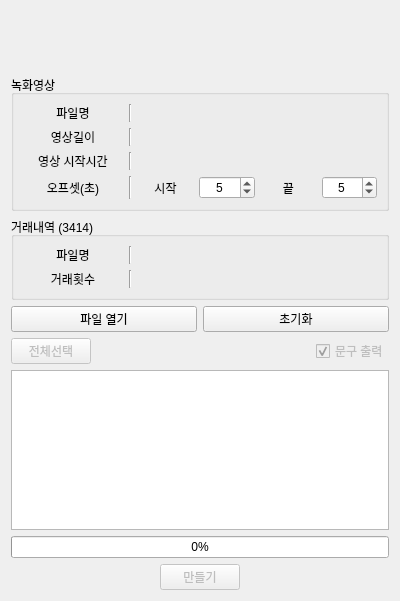
Old version of the form ui/mainWidget.ui in the repository beom-yun/trading-video.
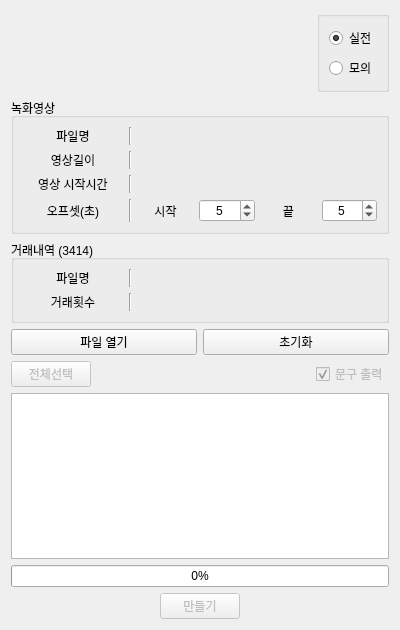
New version of the form. Icons and pictures are not drawn.

The edit to the form file:
```diff
--- a/ui/mainWidget.ui
+++ b/ui/mainWidget.ui
@@ -10,13 +10,15 @@
     <x>0</x>
     <y>0</y>
     <width>400</width>
-    <height>601</height>
+    <height>630</height>
    </rect>
   </property>
   <property name="windowTitle">
    <string>거래내역 영상 제작기</string>
   </property>
-  <layout class="QVBoxLayout" name="verticalLayout_3">
+  <layout class="QVBoxLayout" name="verticalLayout_4">
+   <item>
+    <layout class="QHBoxLayout" name="horizontalLayout_5">
    <item>
     <widget class="QWidget" name="widget" native="true">
      <layout class="QGridLayout" name="gridLayout_3">
@@ -73,6 +75,34 @@
       </item>
      </layout>
     </widget>
+     </item>
+     <item>
+      <widget class="QGroupBox" name="groupBox_3">
+       <property name="title">
+        <string/>
+       </property>
+       <layout class="QVBoxLayout" name="verticalLayout_3">
+        <item>
+         <widget class="QRadioButton" name="radio_real">
+          <property name="text">
+           <string>실전</string>
+          </property>
+          <property name="checked">
+           <bool>true</bool>
+          </property>
+         </widget>
+        </item>
+        <item>
+         <widget class="QRadioButton" name="radio_mock">
+          <property name="text">
+           <string>모의</string>
+          </property>
+         </widget>
+        </item>
+       </layout>
+      </widget>
+     </item>
+    </layout>
    </item>
    <item>
     <widget class="QGroupBox" name="groupBox">
```
Lines whose indentation alone changed are shown as unchanged.
